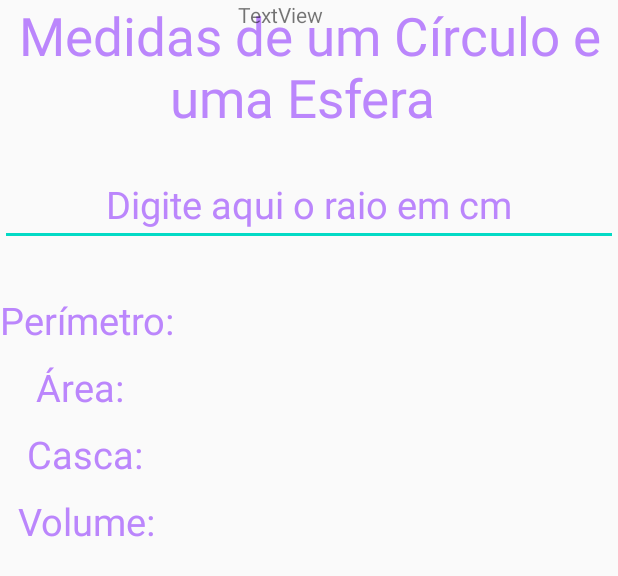
After one commit to FernandoHN99/Education, an Android app: the layout tela2.xml on its own in the app's theme, with its tools: preview values and no code run, on a phone screen of 412 x 824 dp. The commit adds this screen. Shown: the top 576 px of the screen. Run offline under Robolectric (Android 15) with nearby library versions, the phone set to English and light mode, and no system bars.

Commit message:
Ajuste Projeto Thales + Ajustando FirstApp

```diff
--- a/AndroidStudio/MyFirstApp/app/src/main/java/com/example/myfirstapp/MainActivity.java
+++ b/AndroidStudio/MyFirstApp/app/src/main/java/com/example/myfirstapp/MainActivity.java
@@ -39,23 +39,36 @@ public class MainActivity extends AppCompatActivity {
         strVolume = textVolume.getText().toString();
         strCasca = textCasca.getText().toString();
 
-        // ACAO QUE O BOTÃO IRÁ FAZER (VARIAS VEZES)
-        acaoCalc.setOnClickListener(new View.OnClickListener()
-        {
-            @Override
-            public void onClick(View view)
-            {
+//        // ACAO QUE O BOTÃO IRÁ FAZER (VARIAS VEZES)
+//        acaoCalc.setOnClickListener(new View.OnClickListener()
+//        {
+//            @Override
+//            public void onClick(View view)
+//            {
+//                raio = Double.valueOf(textRaio.getText().toString());
+//
+//                perimetro = (2 * Math.PI*raio);
+//                area = (Math.PI * Math.pow(raio,2));
+//                volume = ( (4.0 / 3.0) * Math.PI * raio * raio * raio);
+//                casca = (4 * Math.PI * Math.pow(raio, 2));
+//                textPerimetro.setText(strPerimetro + String.format("%.2f",perimetro) + " cm");
+//                textArea.setText(strArea + String.format("%.2f",area) + " cm²");
+//                textCasca.setText(strCasca+ String.format("%.2f",casca) + " cm²");
+//                textVolume.setText(strVolume + String.format("%.2f",volume) + " cm³");
+//            }
+//        });
+    }
+
+    public void calcularValores(View view){
         raio = Double.valueOf(textRaio.getText().toString());
-
         perimetro = (2 * Math.PI*raio);
         area = (Math.PI * Math.pow(raio,2));
-                volume = (4/3 * Math.PI * Math.pow(raio,3));
+        volume = ( (4.0 / 3.0) * Math.PI * raio * raio * raio);
         casca = (4 * Math.PI * Math.pow(raio, 2));
+
         textPerimetro.setText(strPerimetro + String.format("%.2f",perimetro) + " cm");
         textArea.setText(strArea + String.format("%.2f",area) + " cm²");
         textCasca.setText(strCasca+ String.format("%.2f",casca) + " cm²");
         textVolume.setText(strVolume + String.format("%.2f",volume) + " cm³");
     }
-        });
 }
-}
--- a/AndroidStudio/MyFirstApp/app/src/main/res/layout/tela1.xml
+++ b/AndroidStudio/MyFirstApp/app/src/main/res/layout/tela1.xml
@@ -67,15 +67,18 @@
         android:layout_marginBottom="20dp"
         android:text="  Volume:   "
         android:textColor="@color/purple_200"
-        android:textSize="25sp"></TextView>
+        android:textSize="25sp">
+
+    </TextView>
 
     <Button
         android:id="@+id/buttonCalc"
         android:layout_width="200sp"
         android:layout_height="60sp"
+        android:layout_gravity="center"
         android:layout_margin="3sp"
-        android:layout_gravity="center"
         android:background="@color/purple_200"
+        android:onClick="calcularValores"
         android:text="Calcular"
         android:textSize="30sp"
         android:textStyle="bold">
--- /dev/null
+++ b/AndroidStudio/MyFirstApp/app/src/main/res/layout/tela2.xml
@@ -0,0 +1,95 @@
+<?xml version="1.0" encoding="utf-8"?>
+<android.support.constraint.ConstraintLayout xmlns:android="http://schemas.android.com/apk/res/android"
+    xmlns:app="http://schemas.android.com/apk/res-auto"
+    xmlns:tools="http://schemas.android.com/tools"
+    android:layout_width="match_parent"
+    android:layout_height="match_parent">
+
+    <EditText
+        android:id="@+id/inputRaio3"
+        android:layout_width="match_parent"
+        android:layout_height="wrap_content"
+        android:layout_marginTop="20dp"
+        android:hint="Digite aqui o raio em cm"
+        android:inputType="numberDecimal"
+        android:textAlignment="center"
+        android:textColor="@color/purple_200"
+        android:textColorHint="@color/purple_200"
+        android:textSize="25sp"
+        app:layout_constraintEnd_toEndOf="parent"
+        app:layout_constraintHorizontal_bias="0.0"
+        app:layout_constraintStart_toStartOf="parent"
+        app:layout_constraintTop_toBottomOf="@+id/titulo2">
+
+    </EditText>
+
+    <TextView
+        android:id="@+id/resultPerimetro4"
+        android:layout_width="wrap_content"
+        android:layout_height="wrap_content"
+        android:layout_marginTop="32dp"
+        android:autoSizeMaxTextSize="1sp"
+        android:text="Perímetro:  "
+        android:textColor="@color/purple_200"
+        android:textSize="25sp"
+        app:layout_constraintStart_toStartOf="parent"
+        app:layout_constraintTop_toBottomOf="@+id/inputRaio3"></TextView>
+
+    <TextView
+        android:id="@+id/resultArea3"
+        android:layout_width="wrap_content"
+        android:layout_height="wrap_content"
+        android:layout_marginTop="10dp"
+        android:text="    Área:       "
+        android:textColor="@color/purple_200"
+        android:textSize="25sp"
+        app:layout_constraintStart_toStartOf="parent"
+        app:layout_constraintTop_toBottomOf="@+id/resultPerimetro4"></TextView>
+
+    <TextView
+        android:id="@+id/resultCasca3"
+        android:layout_width="wrap_content"
+        android:layout_height="wrap_content"
+        android:layout_marginTop="10dp"
+        android:text="   Casca:     "
+        android:textColor="@color/purple_200"
+        android:textSize="25sp"
+        app:layout_constraintStart_toStartOf="parent"
+        app:layout_constraintTop_toBottomOf="@+id/resultArea3"></TextView>
+
+    <TextView
+        android:id="@+id/resultVolume3"
+        android:layout_width="wrap_content"
+        android:layout_height="wrap_content"
+        android:layout_marginTop="10dp"
+        android:text="  Volume:   "
+        android:textColor="@color/purple_200"
+        android:textSize="25sp"
+        app:layout_constraintStart_toStartOf="parent"
+        app:layout_constraintTop_toBottomOf="@+id/resultCasca3">
+
+    </TextView>
+
+    <TextView
+        android:id="@+id/titulo2"
+        android:layout_width="wrap_content"
+        android:layout_height="wrap_content"
+        android:layout_gravity="center"
+        android:text="Medidas de um Círculo e uma Esfera "
+        android:textAlignment="center"
+        android:textColor="@color/purple_200"
+        android:textSize="35sp"
+        app:layout_constraintEnd_toEndOf="parent"
+        app:layout_constraintHorizontal_bias="0.0"
+        app:layout_constraintStart_toStartOf="parent"
+        app:layout_constraintTop_toTopOf="parent"></TextView>
+
+    <TextView
+        android:id="@+id/textView"
+        android:layout_width="wrap_content"
+        android:layout_height="wrap_content"
+        android:layout_marginStart="30dp"
+        android:text="TextView"
+        app:layout_constraintStart_toEndOf="@+id/resultPerimetro4"
+        tools:layout_editor_absoluteY="209dp" />
+</android.support.constraint.ConstraintLayout>
```
Also changed, not shown: 2 other files. Lines whose indentation alone changed are shown as unchanged.
